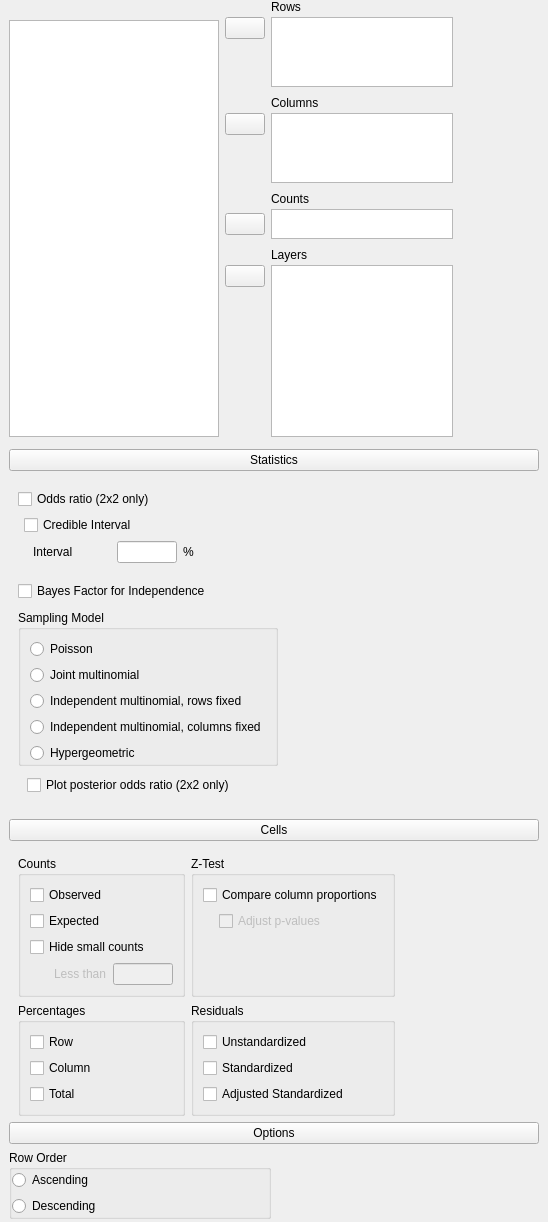
Above: JASP-Desktop/analysisforms/crosstabsbayesianform.ui from jasp-stats/jasp-desktop before the change. Below: the same form after it.
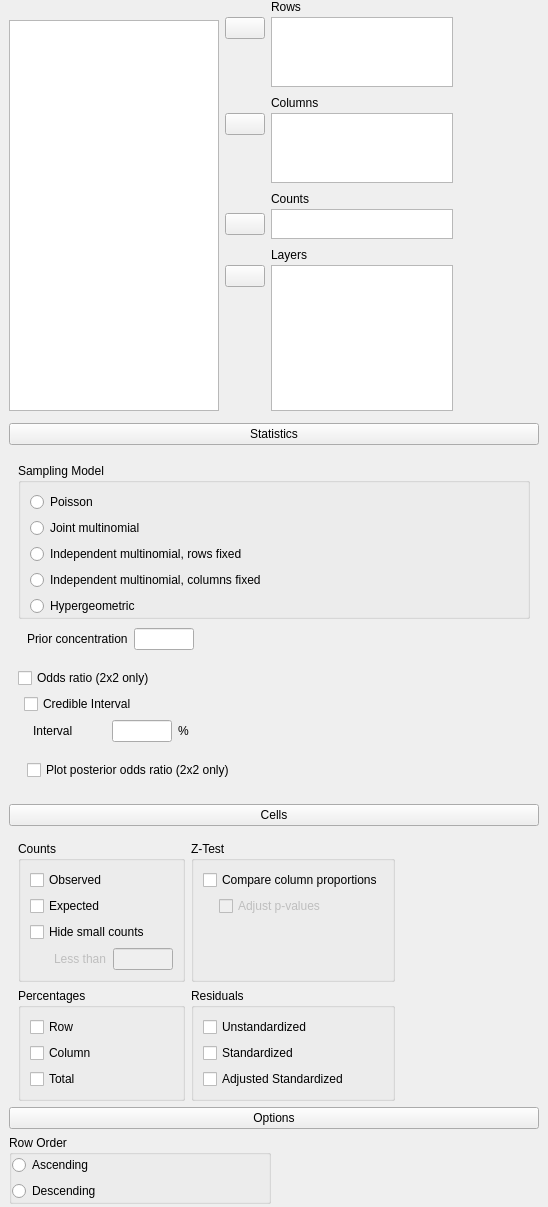
That is the form after the change. Custom widgets are drawn as their Qt base class.

Commit message: B Crosstabs: Added Prior Concentration checkbox

Patch:
```diff
--- a/JASP-Desktop/analysisforms/crosstabsbayesianform.ui
+++ b/JASP-Desktop/analysisforms/crosstabsbayesianform.ui
@@ -7,7 +7,7 @@
     <x>0</x>
     <y>0</y>
     <width>548</width>
-    <height>1222</height>
+    <height>1181</height>
    </rect>
   </property>
   <property name="windowTitle">
@@ -694,21 +694,17 @@
       <property name="verticalSpacing">
        <number>0</number>
       </property>
-      <item row="1" column="0" colspan="3">
-       <widget class="ExpanderButton" name="pushButton">
-        <property name="text">
-         <string>Statistics</string>
-        </property>
-       </widget>
-      </item>
-      <item row="2" column="0" rowspan="2" colspan="3">
+      <item row="3" column="0" rowspan="2" colspan="3">
        <widget class="QWidget" name="panelStatistics" native="true">
         <layout class="QGridLayout" name="gridLayout_23">
+         <property name="topMargin">
+          <number>18</number>
+         </property>
          <property name="verticalSpacing">
           <number>0</number>
          </property>
          <item row="4" column="0" colspan="3">
-          <widget class="QWidget" name="widget_18" native="true">
+          <widget class="QWidget" name="groupPlotPosterior" native="true">
            <layout class="QGridLayout" name="gridLayout_14">
             <item row="0" column="0" colspan="2">
              <widget class="BoundCheckBox" name="plotPosteriorOddsRatio">
@@ -721,101 +717,12 @@
           </widget>
          </item>
          <item row="2" column="0">
-          <widget class="QWidget" name="widget_16" native="true">
-           <layout class="QGridLayout" name="gridLayout_10">
-            <property name="leftMargin">
-             <number>0</number>
-            </property>
-            <item row="0" column="0">
-             <widget class="BoundCheckBox" name="bfIndependence">
-              <property name="text">
-               <string>Bayes Factor for Independence</string>
-              </property>
-             </widget>
-            </item>
-           </layout>
-          </widget>
-         </item>
-         <item row="3" column="0">
-          <widget class="BoundGroupBox" name="samplingModel">
-           <property name="title">
-            <string>Sampling Model</string>
-           </property>
-           <property name="flat">
-            <bool>true</bool>
-           </property>
-           <layout class="QGridLayout" name="gridLayout_13">
-            <property name="bottomMargin">
-             <number>0</number>
-            </property>
-            <item row="4" column="0">
-             <widget class="QRadioButton" name="_5Hypergeometric">
-              <property name="text">
-               <string>Hypergeometric</string>
-              </property>
-             </widget>
-            </item>
-            <item row="2" column="0">
-             <widget class="QRadioButton" name="_3IndependentRowsFixed">
-              <property name="text">
-               <string>Independent multinomial, rows fixed</string>
-              </property>
-             </widget>
-            </item>
-            <item row="3" column="0">
-             <widget class="QRadioButton" name="_4IndependentColumnsFixed">
-              <property name="text">
-               <string>Independent multinomial, columns fixed</string>
-              </property>
-             </widget>
-            </item>
-            <item row="0" column="0">
-             <widget class="QRadioButton" name="_1Poisson">
-              <property name="text">
-               <string>Poisson</string>
-              </property>
-             </widget>
-            </item>
-            <item row="1" column="0">
-             <widget class="QRadioButton" name="_2Multinomial">
-              <property name="text">
-               <string>Joint multinomial</string>
-              </property>
-             </widget>
-            </item>
-           </layout>
-          </widget>
-         </item>
-         <item row="1" column="0">
-          <widget class="QWidget" name="widget_17" native="true">
+          <widget class="QWidget" name="groupOddsRatio" native="true">
            <layout class="QGridLayout" name="gridLayout_15">
             <property name="leftMargin">
              <number>0</number>
             </property>
-            <item row="1" column="0">
-             <widget class="QWidget" name="widget_15" native="true"/>
-            </item>
-            <item row="1" column="1">
-             <widget class="BoundCheckBox" name="oddsRatioCredibleInterval">
-              <property name="sizePolicy">
-               <sizepolicy hsizetype="Minimum" vsizetype="Fixed">
-                <horstretch>1</horstretch>
-                <verstretch>0</verstretch>
-               </sizepolicy>
-              </property>
-              <property name="text">
-               <string>Credible Interval</string>
-              </property>
-             </widget>
-            </item>
-            <item row="0" column="0" colspan="2">
-             <widget class="BoundCheckBox" name="oddsRatio">
-              <property name="text">
-               <string>Odds ratio (2x2 only)</string>
-              </property>
-             </widget>
-            </item>
-            <item row="2" column="1">
+            <item row="3" column="1">
              <widget class="QWidget" name="widget_20" native="true">
               <layout class="QGridLayout" name="gridLayout_22">
                <property name="topMargin">
@@ -851,10 +758,83 @@
               </layout>
              </widget>
             </item>
+            <item row="2" column="0">
+             <widget class="QWidget" name="widget_15" native="true"/>
+            </item>
+            <item row="1" column="0" colspan="2">
+             <widget class="BoundCheckBox" name="oddsRatio">
+              <property name="text">
+               <string>Odds ratio (2x2 only)</string>
+              </property>
+             </widget>
+            </item>
+            <item row="2" column="1">
+             <widget class="BoundCheckBox" name="oddsRatioCredibleInterval">
+              <property name="sizePolicy">
+               <sizepolicy hsizetype="Minimum" vsizetype="Fixed">
+                <horstretch>1</horstretch>
+                <verstretch>0</verstretch>
+               </sizepolicy>
+              </property>
+              <property name="text">
+               <string>Credible Interval</string>
+              </property>
+             </widget>
+            </item>
            </layout>
           </widget>
          </item>
-         <item row="1" column="2">
+         <item row="0" column="0" colspan="3">
+          <widget class="BoundGroupBox" name="samplingModel">
+           <property name="title">
+            <string>Sampling Model</string>
+           </property>
+           <property name="flat">
+            <bool>true</bool>
+           </property>
+           <layout class="QGridLayout" name="gridLayout_13">
+            <property name="bottomMargin">
+             <number>0</number>
+            </property>
+            <item row="4" column="0">
+             <widget class="QRadioButton" name="_5Hypergeometric">
+              <property name="text">
+               <string>Hypergeometric</string>
+              </property>
+             </widget>
+            </item>
+            <item row="2" column="0">
+             <widget class="QRadioButton" name="_3IndependentRowsFixed">
+              <property name="text">
+               <string>Independent multinomial, rows fixed</string>
+              </property>
+             </widget>
+            </item>
+            <item row="3" column="0">
+             <widget class="QRadioButton" name="_4IndependentColumnsFixed">
+              <property name="text">
+               <string>Independent multinomial, columns fixed</string>
+              </property>
+             </widget>
+            </item>
+            <item row="0" column="0">
+             <widget class="QRadioButton" name="_1Poisson">
+              <property name="text">
+               <string>Poisson</string>
+              </property>
+             </widget>
+            </item>
+            <item row="1" column="0">
+             <widget class="QRadioButton" name="_2Multinomial">
+              <property name="text">
+               <string>Joint multinomial</string>
+              </property>
+             </widget>
+            </item>
+           </layout>
+          </widget>
+         </item>
+         <item row="2" column="2">
           <spacer name="horizontalSpacer_2">
            <property name="orientation">
             <enum>Qt::Horizontal</enum>
@@ -867,9 +847,52 @@
            </property>
           </spacer>
          </item>
+         <item row="1" column="0" colspan="3">
+          <widget class="QWidget" name="widget_16" native="true">
+           <layout class="QGridLayout" name="gridLayout_10">
+            <item row="0" column="0">
+             <widget class="QLabel" name="label_7">
+              <property name="text">
+               <string>Prior concentration</string>
+              </property>
+             </widget>
+            </item>
+            <item row="0" column="1">
+             <widget class="BoundTextBox" name="priorConcentration">
+              <property name="maximumSize">
+               <size>
+                <width>60</width>
+                <height>16777215</height>
+               </size>
+              </property>
+             </widget>
+            </item>
+            <item row="0" column="2">
+             <spacer name="horizontalSpacer_3">
+              <property name="orientation">
+               <enum>Qt::Horizontal</enum>
+              </property>
+              <property name="sizeHint" stdset="0">
+               <size>
+                <width>40</width>
+                <height>20</height>
+               </size>
+              </property>
+             </spacer>
+            </item>
+           </layout>
+          </widget>
+         </item>
         </layout>
        </widget>
       </item>
+      <item row="1" column="0" colspan="3">
+       <widget class="ExpanderButton" name="pushButton">
+        <property name="text">
+         <string>Statistics</string>
+        </property>
+       </widget>
+      </item>
      </layout>
     </widget>
    </item>
@@ -886,6 +909,16 @@
    <extends>QListView</extends>
    <header>widgets/availablefieldslistview.h</header>
   </customwidget>
+  <customwidget>
+   <class>BoundListView</class>
+   <extends>QListView</extends>
+   <header>widgets/boundlistview.h</header>
+  </customwidget>
+  <customwidget>
+   <class>ExpanderButton</class>
+   <extends>QPushButton</extends>
+   <header>widgets/expanderbutton.h</header>
+  </customwidget>
   <customwidget>
    <class>BoundCheckBox</class>
    <extends>QCheckBox</extends>
@@ -902,16 +935,6 @@
    <header>widgets/boundgroupbox.h</header>
    <container>1</container>
   </customwidget>
-  <customwidget>
-   <class>BoundListView</class>
-   <extends>QListView</extends>
-   <header>widgets/boundlistview.h</header>
-  </customwidget>
-  <customwidget>
-   <class>ExpanderButton</class>
-   <extends>QPushButton</extends>
-   <header>widgets/expanderbutton.h</header>
-  </customwidget>
  </customwidgets>
  <resources/>
  <connections>
```
The commit also changes 2 other files.
